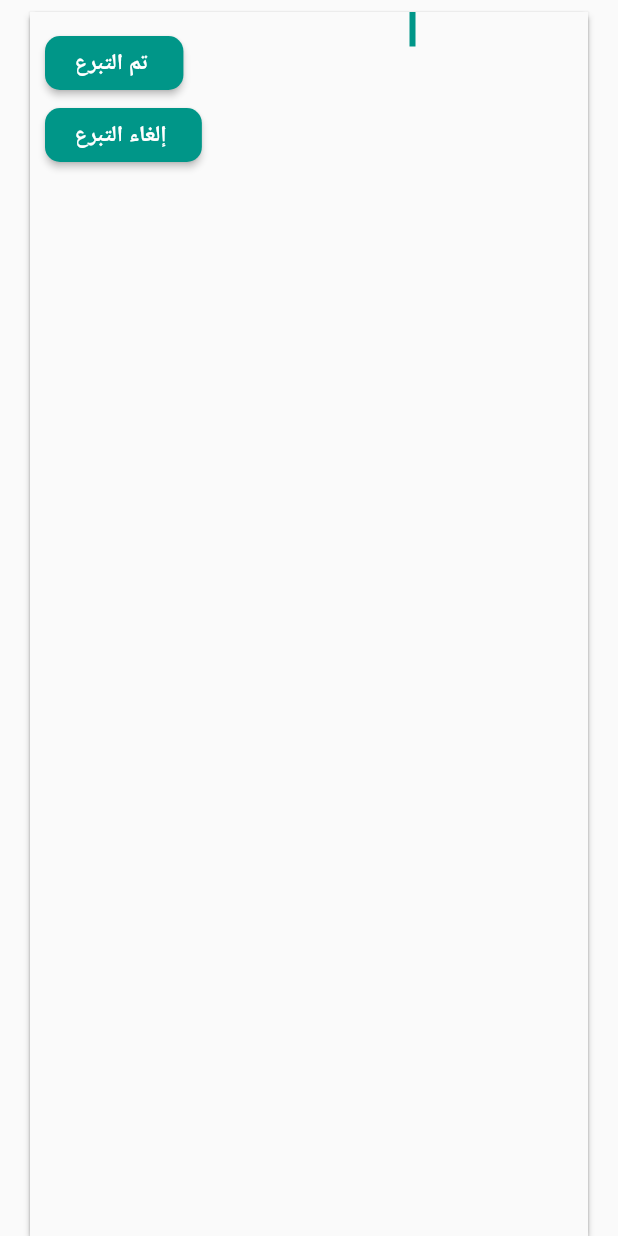
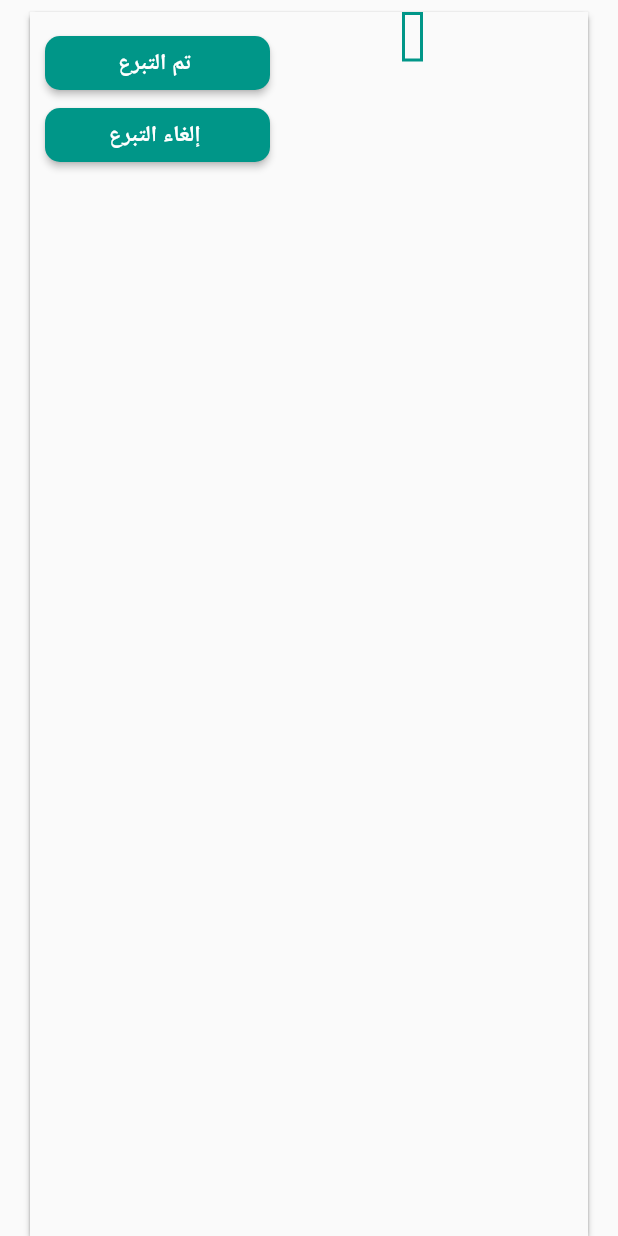
Before and after one commit to ahmed425/Borhan-Admin, a Flutter app: the DonationRequestItem widget shown alone on an empty page, opened directly with empty values, on a phone screen of 412 x 824 dp. Run offline on Flutter 3.47's test engine with Material 2 defaults, Android fonts, the phone set to English and light mode, and no system bars; our stand-ins replace cached_network_image, connectivity, firebase_storage, image_picker, shared_preferences, toast and 1 more; missing offline and left inert: app_settings, flutter_email_sender; accounts and stored records are empty; network calls fail.

Commit message:
Fix button size and add padding in donator name container
Fix button size and add padding in donator name container in donations requests screen

```diff
--- a/lib/widgets/donation_request_item.dart
+++ b/lib/widgets/donation_request_item.dart
@@ -413,6 +413,7 @@ class _DonationRequestItemState extends State<DonationRequestItem> {
                 child: Column(
                   children: <Widget>[
                     Container(
+                      padding: const EdgeInsets.all(5),
                       decoration: BoxDecoration(
                         border: Border.all(
                           color: Theme.of(context).primaryColor,
@@ -445,7 +446,9 @@ class _DonationRequestItemState extends State<DonationRequestItem> {
                     child: Column(
                       crossAxisAlignment: CrossAxisAlignment.end,
                       children: <Widget>[
-                        RaisedButton(
+                        SizedBox(
+                          width: 200,
+                          child: RaisedButton(
                             onPressed: () {
                               _showAlertDialogDone(
                                   'هل أنت متأكد من اتمام هذا التبرع ؟');
@@ -464,7 +467,10 @@ class _DonationRequestItemState extends State<DonationRequestItem> {
                             textColor:
                                 Theme.of(context).primaryTextTheme.button.color,
                           ),
-                        RaisedButton(
+                        ),
+                        SizedBox(
+                          width: 200,
+                          child: RaisedButton(
                             onPressed: () {
                               _showAlertDialogDeleted(
                                   'هل أنت متأكد من إلغاء هذا التبرع ؟');
@@ -485,6 +491,7 @@ class _DonationRequestItemState extends State<DonationRequestItem> {
                             color: Theme.of(context).primaryColor,
                             textColor:
                                 Theme.of(context).primaryTextTheme.button.color,
+                          ),
                         ),
                       ],
                     ),
```
Lines whose indentation alone changed are shown as unchanged.
